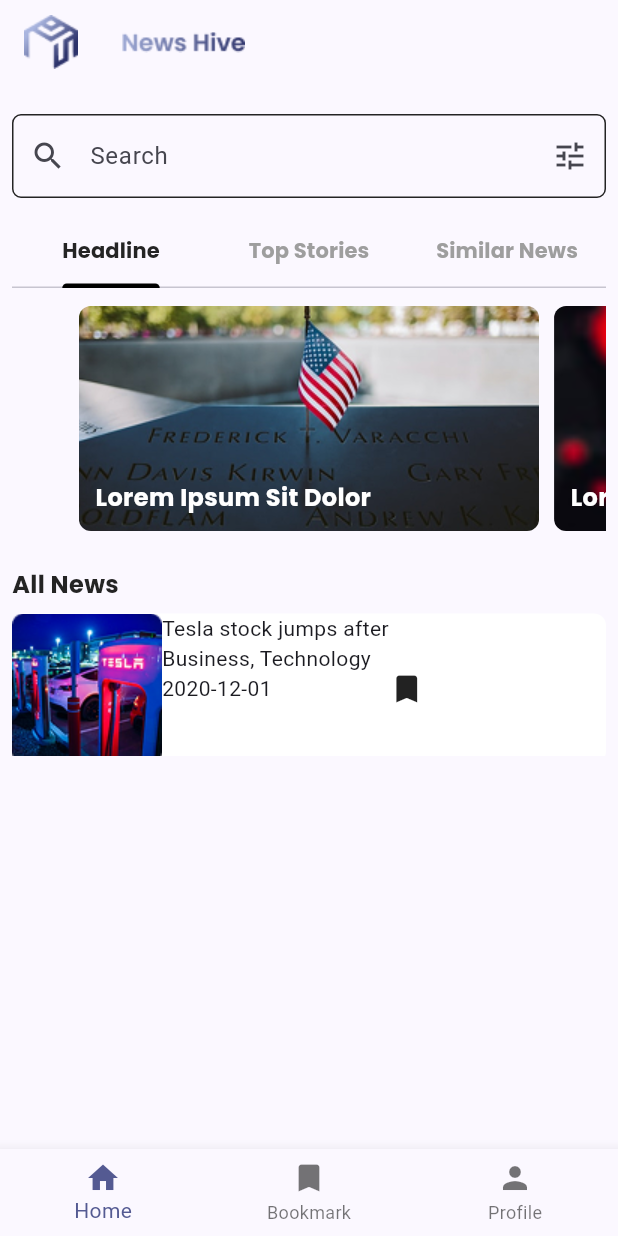
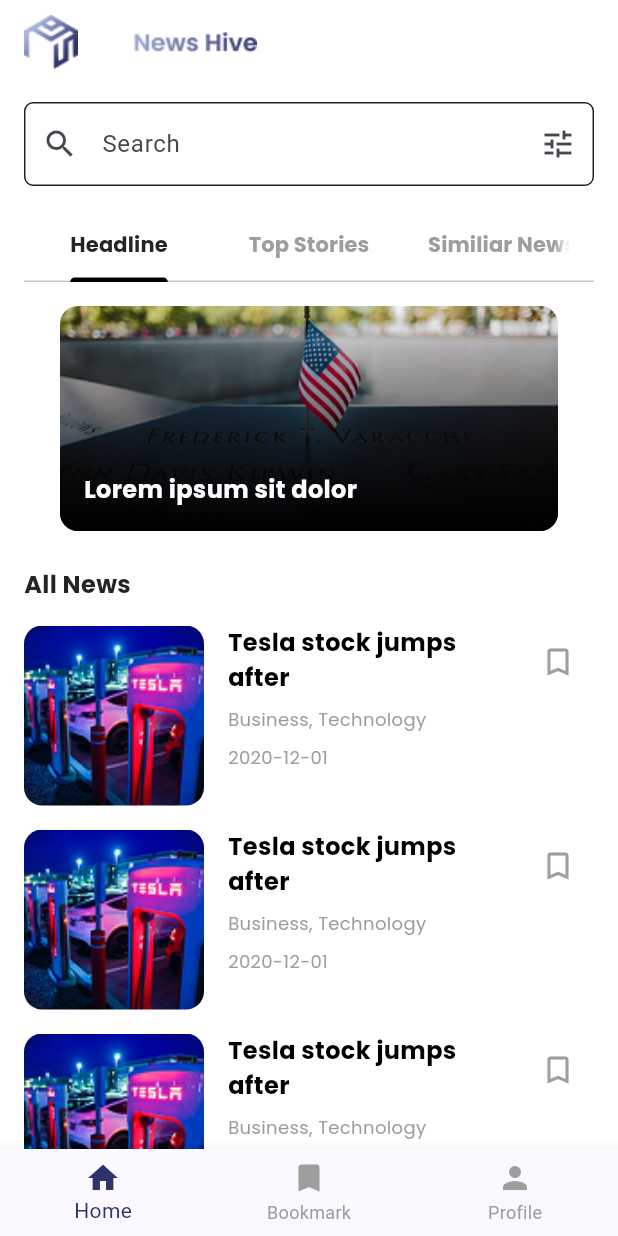
Before and after one commit to yoga220802/news_hive, a Flutter app: the screen it shows after launch, on a phone screen of 412 x 824 dp. Run offline on Flutter 3.47's test engine with Material 3 defaults, Android fonts, the phone set to English and light mode, and no system bars; drawn by our look-alikes of carousel_slider; our stand-ins replace flutter_screenutil, google_fonts, smooth_page_indicator.

Commit message:
feat(ui): add scrollable news list to HomeScreen
- Add ListView.builder for "All News" section with proper scrolling
- Implement news item cards with image, title, category, and date
- Adjust container heights to accommodate scrollable content
- Style news items to match design specifications
- Add bookmark icon to each news item

```diff
--- a/lib/view/home_screen.dart
+++ b/lib/view/home_screen.dart
@@ -10,27 +10,31 @@ class HomeScreen extends StatefulWidget {
 }
 
 class _HomeScreenState extends State<HomeScreen> {
+  int _currentIndex = 0;
+
   @override
   Widget build(BuildContext context) {
     return Scaffold(
+      backgroundColor: Colors.white,
       appBar: AppBar(
+        backgroundColor: Colors.white,
+        elevation: 0,
         title: Row(
           children: [
             Image.asset('assets/images/logo.png', height: 36),
-            // hsSuperTiny,
+            hsTiny,
             Image.asset('assets/images/News Hive.png', height: 24),
           ],
         ),
       ),
       body: SafeArea(
         child: Padding(
-          padding: const EdgeInsets.all(8.0),
-
+          padding: const EdgeInsets.symmetric(horizontal: 16.0),
           child: Column(
-            // crossAxisAlignment: CrossAxisAlignment.center,
-            mainAxisAlignment: MainAxisAlignment.start,
+            crossAxisAlignment: CrossAxisAlignment.start,
             children: [
               vsSmall,
+              // Search bar
               TextFormField(
                 decoration: InputDecoration(
                   hintText: 'Search',
@@ -48,10 +52,13 @@ class _HomeScreenState extends State<HomeScreen> {
                   ),
                 ),
               ),
-              vsSmall,
-              DefaultTabController(
+              vsMedium,
+              // Tab Bar
+              Expanded(
+                child: DefaultTabController(
                   length: 3,
                   child: Column(
+                    crossAxisAlignment: CrossAxisAlignment.start,
                     children: [
                       TabBar(
                         labelColor: cBlack,
@@ -61,46 +68,50 @@ class _HomeScreenState extends State<HomeScreen> {
                         ),
                         unselectedLabelColor: Colors.grey,
                         indicatorColor: Colors.black,
+                        indicatorSize: TabBarIndicatorSize.label,
                         tabs: const [
                           Tab(text: 'Headline'),
                           Tab(text: 'Top Stories'),
-                        Tab(text: 'Similar News'),
+                          Tab(text: 'Similiar News'),
                         ],
                       ),
-                    vsSmall,
-                    SizedBox(
-                      height: 300,
+                      vsMedium,
+                      Expanded(
                         child: TabBarView(
                           children: [
-                          Center(
-                            child: Column(
-                              mainAxisAlignment: MainAxisAlignment.start,
+                            // Headline Tab
+                            Column(
                               crossAxisAlignment: CrossAxisAlignment.start,
                               children: [
+                                // Carousel - Fixed at top
                                 CarouselSlider(
                                   options: CarouselOptions(
                                     height: 150.0,
+                                    viewportFraction: 0.9,
+                                    enlargeCenterPage: true,
                                     enableInfiniteScroll: false,
-                                    aspectRatio: 16 / 9,
+                                    onPageChanged: (index, reason) {
+                                      setState(() {
+                                        _currentIndex = index;
+                                      });
+                                    },
                                   ),
                                   items:
                                       [
                                         {
                                           'imagePath':
                                               'assets/images/content1.png',
-                                          'title': 'Lorem Ipsum Sit Dolor',
+                                          'title': 'Lorem ipsum sit dolor',
                                         },
                                         {
                                           'imagePath':
                                               'assets/images/content2.png',
-                                          'title': 'Lorem Ipsum Sit Dolor',
+                                          'title': 'Lorem ipsum sit dolor',
                                         },
                                       ].map((item) {
                                         return Builder(
                                           builder: (BuildContext context) {
-                                            return Stack(
-                                              children: [
-                                                Container(
+                                            return Container(
                                               width:
                                                   MediaQuery.of(
                                                     context,
@@ -109,27 +120,40 @@ class _HomeScreenState extends State<HomeScreen> {
                                                 horizontal: 5.0,
                                               ),
                                               decoration: BoxDecoration(
+                                                borderRadius:
+                                                    BorderRadius.circular(12.0),
                                                 image: DecorationImage(
                                                   image: AssetImage(
                                                     item['imagePath']!,
                                                   ),
                                                   fit: BoxFit.cover,
                                                 ),
+                                              ),
+                                              child: Stack(
+                                                children: [
+                                                  Container(
+                                                    decoration: BoxDecoration(
                                                       borderRadius:
                                                           BorderRadius.circular(
-                                                          8.0,
+                                                            12.0,
+                                                          ),
+                                                      gradient: LinearGradient(
+                                                        begin:
+                                                            Alignment.topCenter,
+                                                        end:
+                                                            Alignment
+                                                                .bottomCenter,
+                                                        colors: [
+                                                          Colors.transparent,
+                                                          Colors.black,
+                                                        ],
                                                       ),
                                                     ),
                                                   ),
                                                   Positioned(
-                                                  bottom: 7,
-                                                  left: 8,
-                                                  child: Container(
-                                                    padding:
-                                                        EdgeInsets.symmetric(
-                                                          horizontal: 8.0,
-                                                          vertical: 4.0,
-                                                        ),
+                                                    bottom: 16,
+                                                    left: 16,
+                                                    right: 16,
                                                     child: Text(
                                                       item['title']!,
                                                       style: poppinsStyle(
@@ -139,15 +163,15 @@ class _HomeScreenState extends State<HomeScreen> {
                                                       ),
                                                     ),
                                                   ),
+                                                ],
                                               ),
-                                              ],
                                             );
                                           },
                                         );
                                       }).toList(),
                                 ),
                                 vsLarge,
-
+                                // All News Title - Fixed
                                 Text(
                                   'All News',
                                   style: poppinsStyle(
@@ -156,76 +180,86 @@ class _HomeScreenState extends State<HomeScreen> {
                                     color: cBlack,
                                   ),
                                 ),
+                                vsMedium,
+                                // News List - Only this section is scrollable
                                 Expanded(
-                                  child: SingleChildScrollView(
-                                    child: ConstrainedBox(
-                                      constraints: BoxConstraints(
-                                        minHeight:
-                                            MediaQuery.of(context).size.height,
+                                  child: ListView.builder(
+                                    itemCount: 10,
+                                    itemBuilder: (context, index) {
+                                      return Container(
+                                        margin: EdgeInsets.only(bottom: 16),
+                                        child: Row(
+                                          crossAxisAlignment:
+                                              CrossAxisAlignment.start,
+                                          children: [
+                                            // News Image
+                                            ClipRRect(
+                                              borderRadius:
+                                                  BorderRadius.circular(12),
+                                              child: Image.asset(
+                                                'assets/images/content.png',
+                                                width: 120,
+                                                height: 120,
+                                                fit: BoxFit.cover,
                                               ),
-                                      child: IntrinsicHeight(
+                                            ),
+                                            hsMedium,
+                                            // News Details
+                                            Expanded(
                                               child: Column(
                                                 crossAxisAlignment:
-                                              CrossAxisAlignment.center,
+                                                    CrossAxisAlignment.start,
                                                 mainAxisAlignment:
-                                              MainAxisAlignment.center,
-                                          children: List.generate(
-                                            10,
-                                            (index) => Container(
-                                              width:
-                                                  MediaQuery.of(
-                                                    context,
-                                                  ).size.width,
-                                              height: 100,
-                                              margin:
-                                                  const EdgeInsets.symmetric(
-                                                    vertical: 8.0,
-                                                  ),
-                                              decoration: BoxDecoration(
-                                                color: cWhite,
-                                                borderRadius:
-                                                    BorderRadius.circular(8.0),
-                                              ),
-                                              child: Row(
-                                                children: [
-                                                  Image.asset(
-                                                    'assets/images/content.png',
-                                                    height: 100,
-                                                  ),
-                                                  Column(
-                                                    mainAxisAlignment:
-                                                        MainAxisAlignment.start,
-                                                    crossAxisAlignment:
-                                                        CrossAxisAlignment
-                                                            .start,
+                                                    MainAxisAlignment
+                                                        .spaceBetween,
                                                 children: [
                                                   Text(
                                                     'Tesla stock jumps after',
+                                                    style: poppinsStyle(
+                                                      fontSize: tsSubtitle1,
+                                                      fontWeight: fSemiBold,
                                                     ),
+                                                    maxLines: 2,
+                                                    overflow:
+                                                        TextOverflow.ellipsis,
+                                                  ),
+                                                  vsTiny,
                                                   Text(
                                                     'Business, Technology',
-                                                      ),
-                                                      Text('2020-12-01'),
-                                                    ],
-                                                  ),
-                                                  Icon(Icons.bookmark),
-                                                ],
+                                                    style: poppinsStyle(
+                                                      fontSize: tsCaption,
+                                                      color: Colors.grey,
                                                     ),
                                                   ),
-                                          ),
-                                        ),
-                                      ),
-                                    ),
+                                                  vsTiny,
+                                                  Text(
+                                                    '2020-12-01',
+                                                    style: poppinsStyle(
+                                                      fontSize: tsCaption,
+                                                      color: Colors.grey,
                                                     ),
                                                   ),
                                                 ],
                                               ),
                                             ),
-                          Center(child: Text('Isi Top Stories')),
-                          Center(child: Text('Isi Similar News')),
+                                            // Bookmark Icon
+                                            IconButton(
+                                              icon: Icon(Icons.bookmark_border),
+                                              onPressed: () {},
+                                              color: Colors.grey,
+                                            ),
                                           ],
                                         ),
+                                      );
+                                    },
                                   ),
+                                ),
+                              ],
+                            ),
+                            // Top Stories Tab
+                            Center(child: Text('Top Stories Content')),
+                            // Similar News Tab
+                            Center(child: Text('Similar News Content')),
                           ],
                         ),
                       ),
@@ -233,7 +267,14 @@ class _HomeScreenState extends State<HomeScreen> {
                   ),
                 ),
               ),
+            ],
+          ),
+        ),
+      ),
       bottomNavigationBar: BottomNavigationBar(
+        currentIndex: _currentIndex,
+        selectedItemColor: cPrimary,
+        unselectedItemColor: Colors.grey,
         items: const [
           BottomNavigationBarItem(icon: Icon(Icons.home), label: 'Home'),
           BottomNavigationBarItem(
@@ -243,12 +284,9 @@ class _HomeScreenState extends State<HomeScreen> {
           BottomNavigationBarItem(icon: Icon(Icons.person), label: 'Profile'),
         ],
         onTap: (index) {
-          ScaffoldMessenger.of(context).showSnackBar(
-            SnackBar(
-              content: Text('Selected index: $index'),
-              duration: Duration(seconds: 2),
-            ),
-          );
+          setState(() {
+            _currentIndex = index;
+          });
         },
       ),
     );
```
Lines whose indentation alone changed are shown as unchanged.
